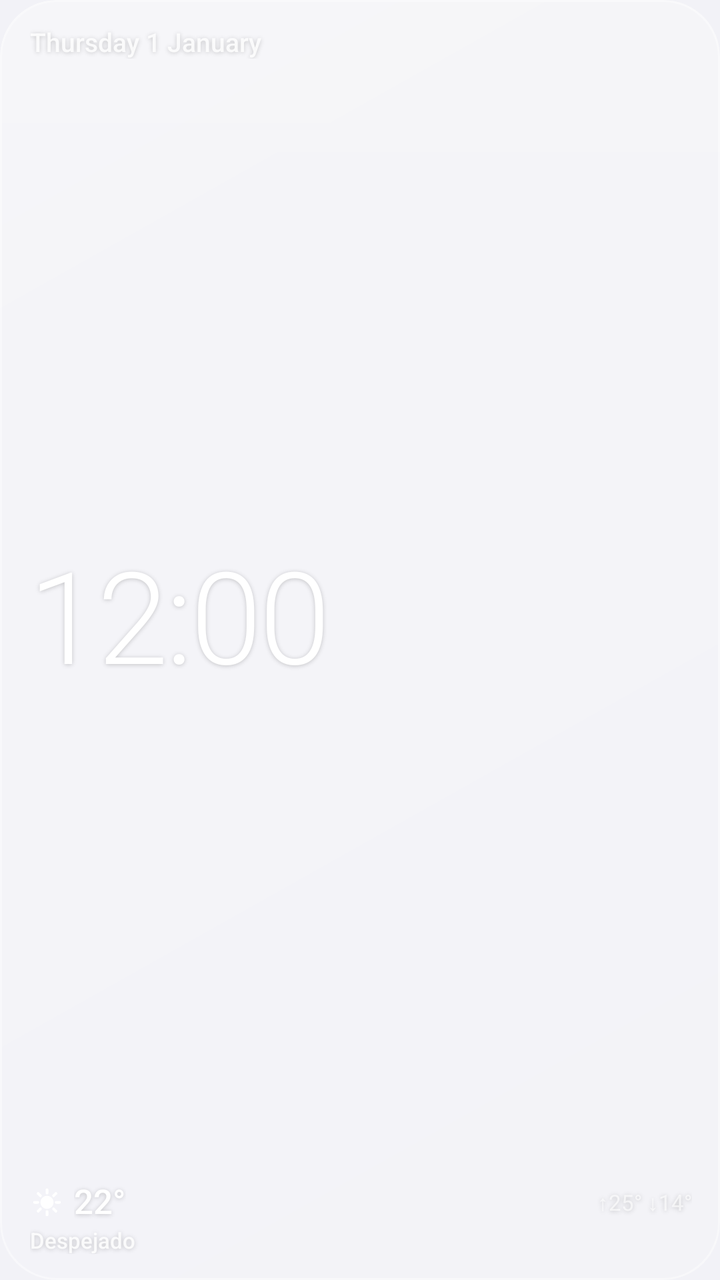
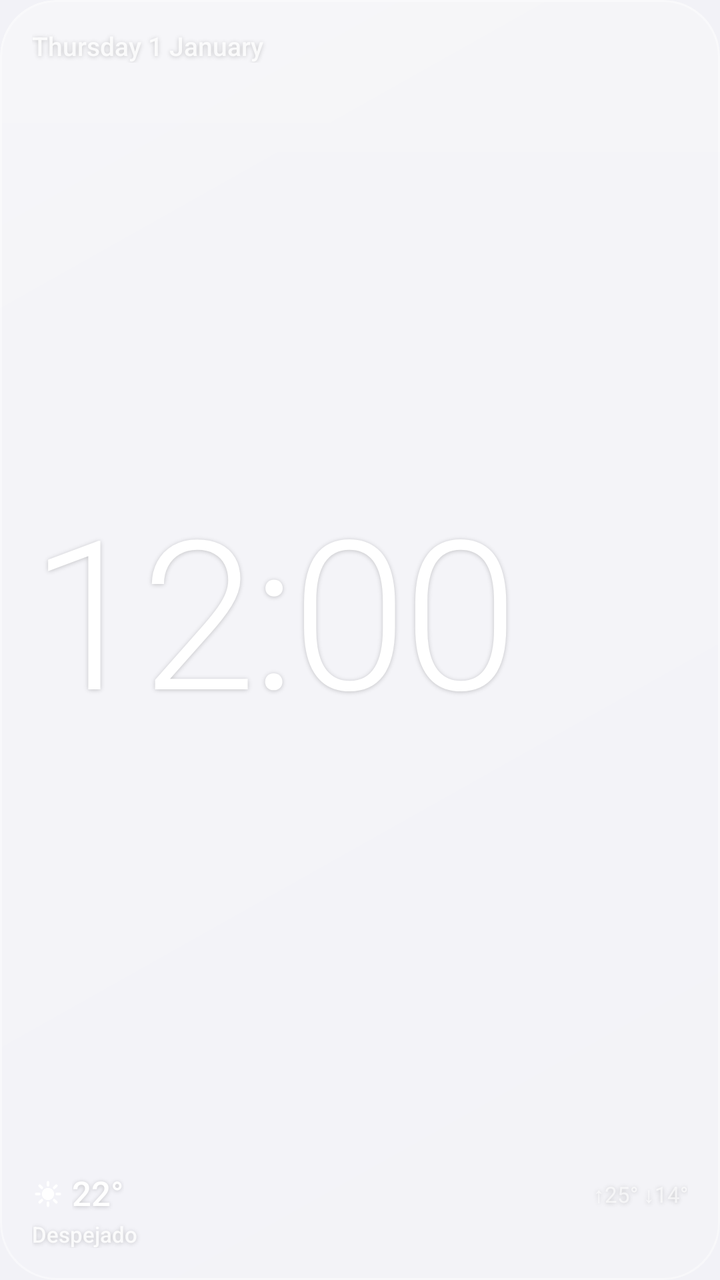

Screens rendered from an Android XML layout before and after an edit, with the pre-edit source and the edit as a unified diff.
<!-- AndroidManifest.xml: application theme Theme.IOSDroid -->
<!-- res/layout/widget_small.xml -->
<?xml version="1.0" encoding="utf-8"?>
<FrameLayout xmlns:android="http://schemas.android.com/apk/res/android"
    android:id="@android:id/background"
    android:layout_width="match_parent"
    android:layout_height="match_parent"
    android:background="@drawable/widget_outline"
    android:clipToOutline="true">

    <ImageView
        android:id="@+id/glass"
        android:layout_width="match_parent"
        android:layout_height="match_parent"
        android:importantForAccessibility="no"
        android:scaleType="fitXY"
        android:src="@drawable/glass_fallback" />

    <LinearLayout
        android:layout_width="match_parent"
        android:layout_height="match_parent"
        android:orientation="vertical"
        android:paddingStart="15dp"
        android:paddingTop="14dp"
        android:paddingEnd="14dp"
        android:paddingBottom="13dp">

        <TextClock
            android:id="@+id/date"
            style="@style/WidgetText.Date"
            android:layout_width="match_parent"
            android:layout_height="wrap_content"
            android:textSize="13sp" />

        <TextClock
            android:id="@+id/time"
            style="@style/WidgetText.Time"
            android:layout_width="match_parent"
            android:layout_height="0dp"
            android:layout_weight="1"
            android:autoSizeMaxTextSize="64sp"
            android:gravity="start|center_vertical"
            android:textSize="44sp" />

        <LinearLayout
            android:id="@+id/weather"
            android:layout_width="match_parent"
            android:layout_height="wrap_content"
            android:orientation="vertical">

            <LinearLayout
                android:layout_width="match_parent"
                android:layout_height="wrap_content"
                android:gravity="center_vertical"
                android:orientation="horizontal">

                <ImageView
                    android:id="@+id/wx_icon"
                    android:layout_width="17dp"
                    android:layout_height="17dp"
                    android:importantForAccessibility="no"
                    android:src="@drawable/ic_wx_sun" />

                <TextView
                    android:id="@+id/temp"
                    style="@style/WidgetText.Temp"
                    android:layout_width="wrap_content"
                    android:layout_height="wrap_content"
                    android:layout_marginStart="5dp"
                    android:text="@string/sample_temp"
                    android:textSize="17sp" />

                <TextView
                    android:id="@+id/hilo"
                    style="@style/WidgetText.Tertiary"
                    android:layout_width="0dp"
                    android:layout_height="wrap_content"
                    android:layout_marginStart="6dp"
                    android:layout_weight="1"
                    android:gravity="end"
                    android:text="@string/sample_hilo_short"
                    android:textSize="11sp" />
            </LinearLayout>

            <TextView
                android:id="@+id/condition"
                style="@style/WidgetText.Secondary"
                android:layout_width="match_parent"
                android:layout_height="wrap_content"
                android:layout_marginTop="3dp"
                android:text="@string/sample_condition"
                android:textSize="11sp" />
        </LinearLayout>
    </LinearLayout>
</FrameLayout>
<!-- resources referenced by this layout -->
<resources>
  <!-- drawable widget_outline (drawable) -->
  <?xml version="1.0" encoding="utf-8"?>
  <shape xmlns:android="http://schemas.android.com/apk/res/android" android:shape="rectangle">
      <solid android:color="#00000000" />
      <corners android:radius="@dimen/widget_radius" />
  </shape>
  <string name="sample_condition">Despejado</string>
  <string name="sample_hilo_short">↑25° ↓14°</string>
  <string name="sample_temp">22°</string>
  <style name="WidgetText.Date">
          <item name="android:textFontWeight">500</item>
          <item name="android:textColor">@color/widget_text_secondary</item>
          <item name="android:format12Hour">EEEE d MMMM</item>
          <item name="android:format24Hour">EEEE d MMMM</item>
      </style>
  <style name="WidgetText.Secondary">
          <item name="android:textFontWeight">500</item>
          <item name="android:textColor">@color/widget_text_secondary</item>
          <item name="android:textSize">12sp</item>
      </style>
  <style name="WidgetText.Temp">
          <item name="android:textFontWeight">500</item>
      </style>
  <style name="WidgetText.Tertiary">
          <item name="android:textColor">@color/widget_text_tertiary</item>
          <item name="android:textSize">12sp</item>
      </style>
  <style name="WidgetText.Time">
          <item name="android:textFontWeight">300</item>
          <item name="android:letterSpacing">-0.02</item>
          <item name="android:fontFeatureSettings">tnum</item>
          <item name="android:ellipsize">none</item>
          <item name="android:autoSizeTextType">uniform</item>
          <item name="android:autoSizeMinTextSize">24sp</item>
          <item name="android:autoSizeStepGranularity">1sp</item>
          <item name="android:format12Hour">h:mm</item>
          <item name="android:format24Hour">HH:mm</item>
      </style>
  <style name="Theme.IOSDroid" parent="android:Theme.Material.Light.NoActionBar">
          <item name="android:windowBackground">@color/ios_bg</item>
          <item name="android:colorAccent">@color/ios_blue</item>
          <item name="android:colorPrimary">@color/ios_bg</item>
          <item name="android:textColorPrimary">@color/ios_label</item>
          <item name="android:statusBarColor">@android:color/transparent</item>
          <item name="android:navigationBarColor">@android:color/transparent</item>
          <item name="android:windowLightStatusBar">true</item>
      </style>
  <dimen name="widget_radius">24dp</dimen>
  <color name="widget_text_secondary">#D9FFFFFF</color>
  <color name="widget_text_tertiary">#A6FFFFFF</color>
  <color name="ios_bg">#FFF2F2F7</color>
  <color name="ios_blue">#FF007AFF</color>
  <color name="ios_label">#FF000000</color>
  <!-- unchanged entries left out for length: 2 -->
</resources>

<!-- the commit's change to res/layout/widget_small.xml (unified diff, before → after) -->
@@ -18,10 +18,7 @@
         android:layout_width="match_parent"
         android:layout_height="match_parent"
         android:orientation="vertical"
-        android:paddingStart="15dp"
-        android:paddingTop="14dp"
-        android:paddingEnd="14dp"
-        android:paddingBottom="13dp">
+        android:padding="16dp">
 
         <TextClock
             android:id="@+id/date"
@@ -30,15 +27,11 @@
             android:layout_height="wrap_content"
             android:textSize="13sp" />
 
-        <TextClock
-            android:id="@+id/time"
-            style="@style/WidgetText.Time"
+        <include
+            layout="@layout/widget_time"
             android:layout_width="match_parent"
             android:layout_height="0dp"
-            android:layout_weight="1"
-            android:autoSizeMaxTextSize="64sp"
-            android:gravity="start|center_vertical"
-            android:textSize="44sp" />
+            android:layout_weight="1" />
 
         <LinearLayout
             android:id="@+id/weather"
@@ -54,9 +47,8 @@
 
                 <ImageView
                     android:id="@+id/wx_icon"
-                    android:layout_width="17dp"
-                    android:layout_height="17dp"
-                    android:importantForAccessibility="no"
+                    android:layout_width="16dp"
+                    android:layout_height="16dp"
                     android:src="@drawable/ic_wx_sun" />
 
                 <TextView
@@ -64,20 +56,20 @@
                     style="@style/WidgetText.Temp"
                     android:layout_width="wrap_content"
                     android:layout_height="wrap_content"
-                    android:layout_marginStart="5dp"
                     android:text="@string/sample_temp"
-                    android:textSize="17sp" />
+                    android:textSize="17sp"
+                    android:layout_marginStart="4dp" />
 
                 <TextView
                     android:id="@+id/hilo"
                     style="@style/WidgetText.Tertiary"
                     android:layout_width="0dp"
                     android:layout_height="wrap_content"
-                    android:layout_marginStart="6dp"
+                    android:text="@string/sample_hilo_short"
+                    android:textSize="11sp"
                     android:layout_weight="1"
-                    android:gravity="end"
-                    android:text="@string/sample_hilo_short"
-                    android:textSize="11sp" />
+                    android:layout_marginStart="4dp"
+                    android:gravity="end" />
             </LinearLayout>
 
             <TextView
@@ -85,9 +77,88 @@
                 style="@style/WidgetText.Secondary"
                 android:layout_width="match_parent"
                 android:layout_height="wrap_content"
-                android:layout_marginTop="3dp"
                 android:text="@string/sample_condition"
-                android:textSize="11sp" />
+                android:textSize="11sp"
+                android:layout_marginTop="4dp" />
         </LinearLayout>
     </LinearLayout>
 </FrameLayout>
+<!-- res/layout/widget_time.xml (included above) -->
+<?xml version="1.0" encoding="utf-8"?>
+<FrameLayout xmlns:android="http://schemas.android.com/apk/res/android"
+    android:id="@+id/time_box"
+    android:layout_width="match_parent"
+    android:layout_height="match_parent">
+
+    <TextClock
+        android:id="@+id/time_thin"
+        style="@style/WidgetText.Time.Thin"
+        android:layout_width="match_parent"
+        android:layout_height="match_parent"
+        android:gravity="start|center_vertical"
+        android:visibility="gone" />
+
+    <TextClock
+        android:id="@+id/time_light"
+        style="@style/WidgetText.Time.Light"
+        android:layout_width="match_parent"
+        android:layout_height="match_parent"
+        android:gravity="start|center_vertical"
+        android:visibility="visible" />
+
+    <TextClock
+        android:id="@+id/time_regular"
+        style="@style/WidgetText.Time.Regular"
+        android:layout_width="match_parent"
+        android:layout_height="match_parent"
+        android:gravity="start|center_vertical"
+        android:visibility="gone" />
+
+    <TextClock
+        android:id="@+id/time_bold"
+        style="@style/WidgetText.Time.Bold"
+        android:layout_width="match_parent"
+        android:layout_height="match_parent"
+        android:gravity="start|center_vertical"
+        android:visibility="gone" />
+
+    <TextClock
+        android:id="@+id/time_heavy"
+        style="@style/WidgetText.Time.Heavy"
+        android:layout_width="match_parent"
+        android:layout_height="match_parent"
+        android:gravity="start|center_vertical"
+        android:visibility="gone" />
+
+    <TextClock
+        android:id="@+id/time_condensed"
+        style="@style/WidgetText.Time.Condensed"
+        android:layout_width="match_parent"
+        android:layout_height="match_parent"
+        android:gravity="start|center_vertical"
+        android:visibility="gone" />
+
+    <TextClock
+        android:id="@+id/time_serif"
+        style="@style/WidgetText.Time.Serif"
+        android:layout_width="match_parent"
+        android:layout_height="match_parent"
+        android:gravity="start|center_vertical"
+        android:visibility="gone" />
+
+    <TextClock
+        android:id="@+id/time_mono"
+        style="@style/WidgetText.Time.Mono"
+        android:layout_width="match_parent"
+        android:layout_height="match_parent"
+        android:gravity="start|center_vertical"
+        android:visibility="gone" />
+
+    <TextClock
+        android:id="@+id/time_script"
+        style="@style/WidgetText.Time.Script"
+        android:layout_width="match_parent"
+        android:layout_height="match_parent"
+        android:gravity="start|center_vertical"
+        android:visibility="gone" />
+</FrameLayout>
<!-- resource entries referenced after the edit -->
@@ -27,16 +27,45 @@
           <item name="android:textColor">@color/widget_text_tertiary</item>
           <item name="android:textSize">12sp</item>
       </style>
-  <style name="WidgetText.Time">
+  <style name="WidgetText.Time.Bold">
+          <item name="android:textFontWeight">700</item>
+          <item name="android:textStyle">bold</item>
+          <item name="android:letterSpacing">-0.03</item>
+      </style>
+  <style name="WidgetText.Time.Condensed">
+          <item name="android:fontFamily">sans-serif-condensed</item>
+          <item name="android:textFontWeight">400</item>
+          <item name="android:letterSpacing">-0.01</item>
+      </style>
+  <style name="WidgetText.Time.Heavy">
+          <item name="android:textFontWeight">900</item>
+          <item name="android:textStyle">bold</item>
+          <item name="android:letterSpacing">-0.03</item>
+      </style>
+  <style name="WidgetText.Time.Light">
           <item name="android:textFontWeight">300</item>
-          <item name="android:letterSpacing">-0.02</item>
-          <item name="android:fontFeatureSettings">tnum</item>
-          <item name="android:ellipsize">none</item>
-          <item name="android:autoSizeTextType">uniform</item>
-          <item name="android:autoSizeMinTextSize">24sp</item>
-          <item name="android:autoSizeStepGranularity">1sp</item>
-          <item name="android:format12Hour">h:mm</item>
-          <item name="android:format24Hour">HH:mm</item>
+      </style>
+  <style name="WidgetText.Time.Mono">
+          <item name="android:fontFamily">monospace</item>
+          <item name="android:textFontWeight">400</item>
+          <item name="android:letterSpacing">-0.04</item>
+      </style>
+  <style name="WidgetText.Time.Regular">
+          <item name="android:textFontWeight">400</item>
+      </style>
+  <style name="WidgetText.Time.Script">
+          <item name="android:fontFamily">cursive</item>
+          <item name="android:textFontWeight">700</item>
+          <item name="android:textStyle">bold</item>
+          <item name="android:letterSpacing">0</item>
+      </style>
+  <style name="WidgetText.Time.Serif">
+          <item name="android:fontFamily">serif</item>
+          <item name="android:textFontWeight">400</item>
+          <item name="android:letterSpacing">0</item>
+      </style>
+  <style name="WidgetText.Time.Thin">
+          <item name="android:textFontWeight">200</item>
       </style>
   <style name="Theme.IOSDroid" parent="android:Theme.Material.Light.NoActionBar">
           <item name="android:windowBackground">@color/ios_bg</item>
